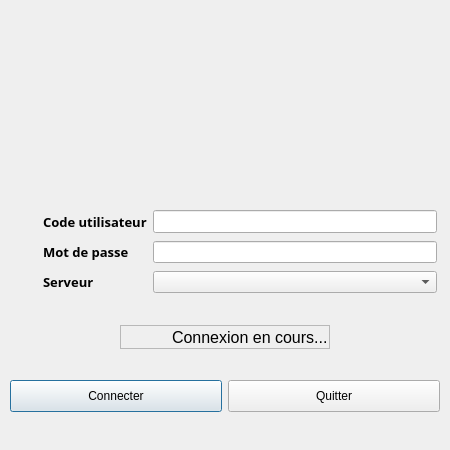
Before: the Qt Designer form client/src/LoginDialog.ui in introlab/openteraplus, drawn with Qt 5.
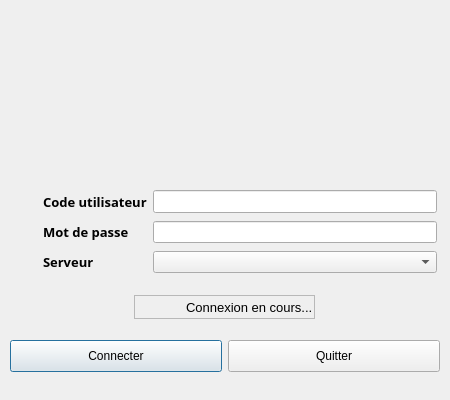
After: the same form once the commit is applied. Icons and pictures are not drawn.

```diff
--- a/client/src/LoginDialog.ui
+++ b/client/src/LoginDialog.ui
@@ -10,7 +10,7 @@
     <x>0</x>
     <y>0</y>
     <width>450</width>
-    <height>450</height>
+    <height>400</height>
    </rect>
   </property>
   <property name="sizePolicy">
@@ -471,9 +471,15 @@
       </item>
       <item>
        <widget class="QLabel" name="lblMessage">
+        <property name="sizePolicy">
+         <sizepolicy hsizetype="Preferred" vsizetype="Preferred">
+          <horstretch>0</horstretch>
+          <verstretch>0</verstretch>
+         </sizepolicy>
+        </property>
         <property name="font">
          <font>
-          <pointsize>12</pointsize>
+          <pointsize>10</pointsize>
          </font>
         </property>
         <property name="text">
```
Left out of the diff: 31 changed lines with no effect on the pictures.
